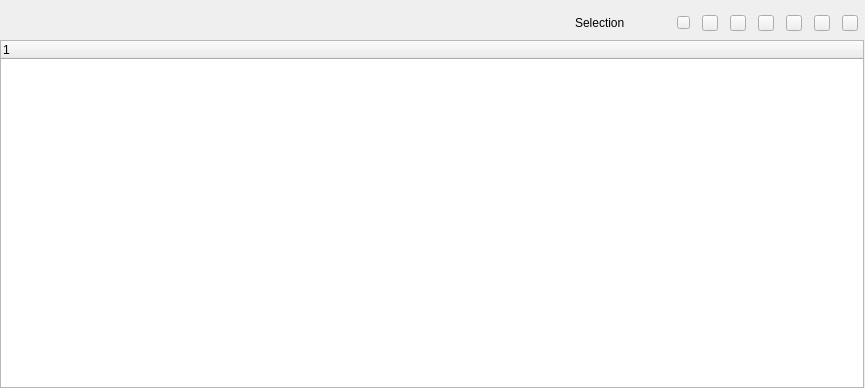
openSYDE/openSYDE, file opensyde_tool/src/system_definition/node_edit/datapools/C_SdNdeDpListsWidget.ui: the form before one commit.
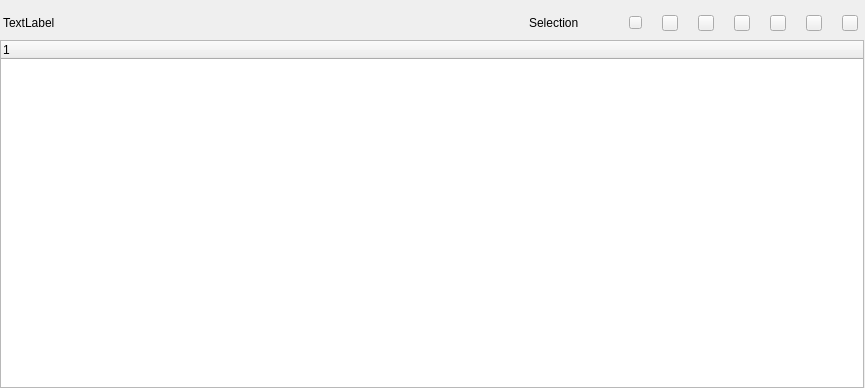
The form after the commit. Custom widgets are drawn as their Qt base class.

What changed in the file:
```diff
--- a/opensyde_tool/src/system_definition/node_edit/datapools/C_SdNdeDpListsWidget.ui
+++ b/opensyde_tool/src/system_definition/node_edit/datapools/C_SdNdeDpListsWidget.ui
@@ -30,13 +30,23 @@
     <number>0</number>
    </property>
    <item>
-    <layout class="QHBoxLayout" name="horizontalLayout" stretch="1,0,0,0,0,0,0,0,0,0">
+    <layout class="QHBoxLayout" name="horizontalLayout" stretch="0,1,0,0,0,0,0,0,0,0,0">
      <property name="spacing">
-      <number>12</number>
+      <number>20</number>
+     </property>
+     <property name="leftMargin">
+      <number>3</number>
      </property>
      <property name="rightMargin">
       <number>6</number>
      </property>
+     <item>
+      <widget class="stw_opensyde_gui_elements::C_OgeLabGenericNoPaddingNoMargins" name="pc_LabelDataPool">
+       <property name="text">
+        <string>TextLabel</string>
+       </property>
+      </widget>
+     </item>
      <item>
       <spacer name="horizontalSpacer">
        <property name="orientation">
@@ -67,7 +77,7 @@
        </property>
        <property name="sizeHint" stdset="0">
         <size>
-         <width>40</width>
+         <width>30</width>
          <height>34</height>
         </size>
        </property>
@@ -220,6 +230,11 @@
   </layout>
  </widget>
  <customwidgets>
+  <customwidget>
+   <class>stw_opensyde_gui_elements::C_OgeLabGenericNoPaddingNoMargins</class>
+   <extends>QLabel</extends>
+   <header>C_OgeLabGenericNoPaddingNoMargins.h</header>
+  </customwidget>
   <customwidget>
    <class>stw_opensyde_gui_elements::C_OgePubIconOnly</class>
    <extends>QPushButton</extends>
```
